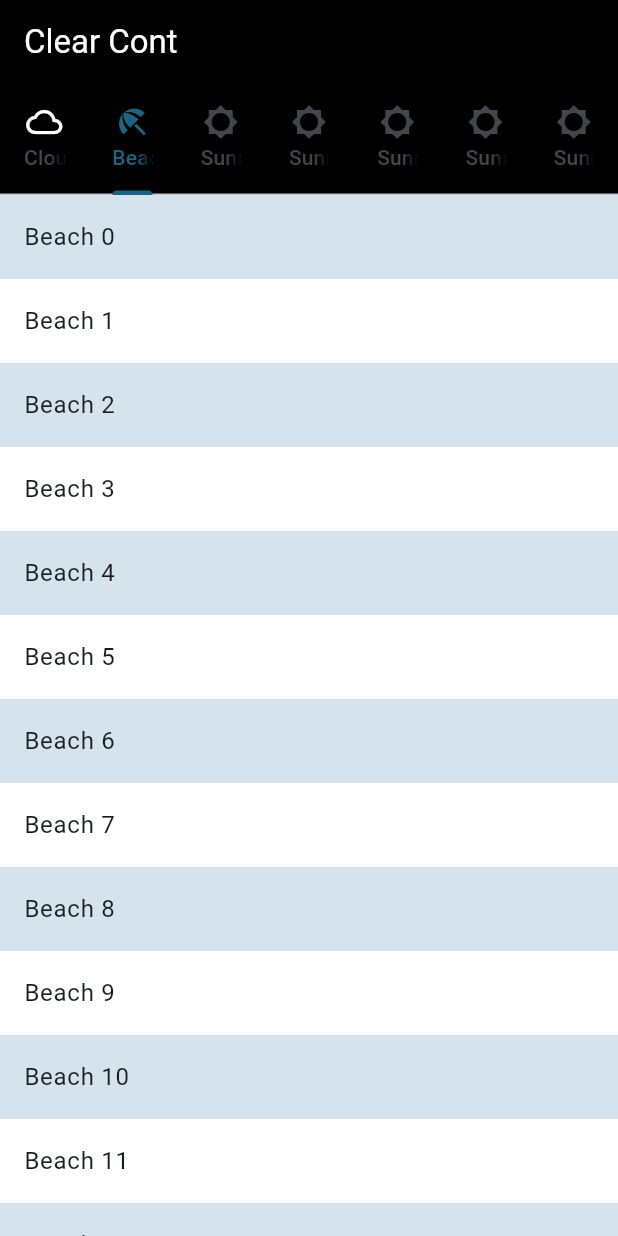
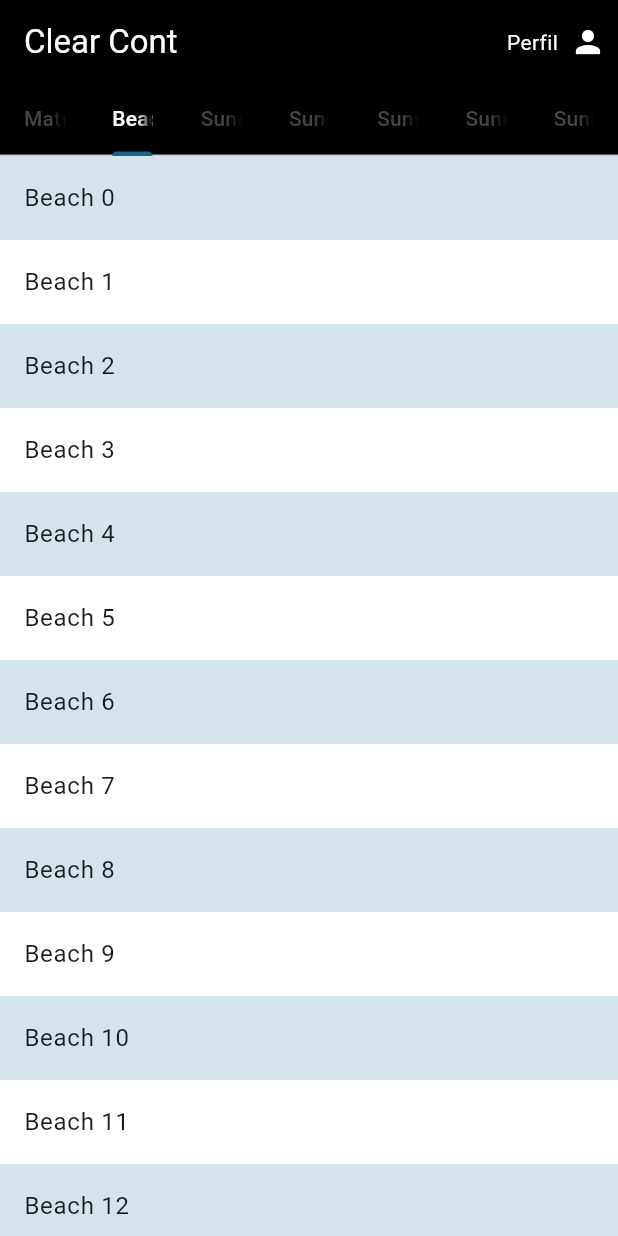
Before and after one commit to GuiParpineli/clearCont, a Flutter app: the screen it shows after launch, on a phone screen of 412 x 824 dp. Run offline on Flutter 3.47's test engine with Material 2 defaults, Android fonts, the phone set to English and light mode, and no system bars.

Commit message:
add bottom bar color white in home

```diff
--- a/lib/widgets/home.dart
+++ b/lib/widgets/home.dart
@@ -1,7 +1,7 @@
 import 'package:flutter/material.dart';
 
 List<String> titles = <String>[
-  'Cloud',
+  'Matriz - Plano de Contas',
   'Beach',
   'Sunny',
 ];
@@ -22,42 +22,60 @@ class Home extends StatelessWidget {
       child: Scaffold(
         appBar: AppBar(
           backgroundColor: Colors.black,
-          title: const Text('Clear Cont', style: TextStyle(color: Colors.white),),
+          title: const Text(
+            'Clear Cont',
+            style: TextStyle(color: Colors.white),
+          ),
           notificationPredicate: (ScrollNotification notification) {
             return notification.depth == 1;
           },
           scrolledUnderElevation: 4.0,
           shadowColor: Theme.of(context).shadowColor,
+          actions: [
+            Padding(
+              padding: const EdgeInsets.all(8.0),
+              child: Row(
+                children: [
+                  Padding(
+                    padding: const EdgeInsets.all(8.0),
+                    child: Text(
+                      "Perfil",
+                      style: TextStyle(color: Colors.white),
+                    ),
+                  ),
+                  Icon(
+                    Icons.person,
+                    color: Colors.white,
+                  ),
+                ],
+              ),
+            )
+          ],
           bottom: TabBar(
             tabs: <Widget>[
               Tab(
-                icon: const Icon(Icons.cloud_outlined,color: Colors.white,),
                 text: titles[0],
               ),
               Tab(
-                icon: const Icon(Icons.beach_access_sharp),
                 text: titles[1],
               ),
               Tab(
-                icon: const Icon(Icons.brightness_5_sharp),
                 text: titles[2],
               ),
               Tab(
-                icon: const Icon(Icons.brightness_5_sharp),
                 text: titles[2],
               ),
               Tab(
-                icon: const Icon(Icons.brightness_5_sharp),
-                text: titles[2],
-              ), Tab(
-                icon: const Icon(Icons.brightness_5_sharp),
                 text: titles[2],
               ),
               Tab(
-                icon: const Icon(Icons.brightness_5_sharp),
+                text: titles[2],
+              ),
+              Tab(
                 text: titles[2],
               ),
             ],
+            labelColor: Colors.white,
           ),
         ),
         body: TabBarView(
```
